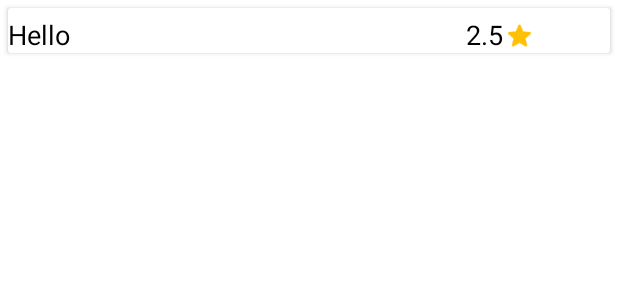
After one commit to Muhammad-Bilal01/CarReservation-project-fyp, an Android app: the layout custom_reviews.xml on its own in the app's theme, with its tools: preview values and no code run, on a phone screen of 412 x 824 dp. The commit adds this screen. Shown: the top 300 px of the screen. Run offline under Robolectric (Android 15) with nearby library versions, the phone set to English and light mode, and no system bars.

Commit message:
add reviews details on user side

```diff
--- a/app/src/main/java/com/example/carreservation/MainActivity.java
+++ b/app/src/main/java/com/example/carreservation/MainActivity.java
@@ -72,7 +72,10 @@ public class MainActivity extends AppCompatActivity {
                                                                 Intent intent = new Intent(MainActivity.this, UserDashboardActivity.class);
                                                                 startActivity(intent);
                                                                 finish();
-                                                            } else {
+                                                            }else if (userType.equalsIgnoreCase("Admin")){
+                                                                Toast.makeText(MainActivity.this, "Admin", Toast.LENGTH_SHORT).show();
+                                                            }
+                                                            else {
                                                                 Toast.makeText(MainActivity.this, "Vendor", Toast.LENGTH_SHORT).show();
                                                                 Intent intent = new Intent(MainActivity.this, VendorDrawerActivity.class);
                                                                 startActivity(intent);
--- /dev/null
+++ b/app/src/main/res/layout/custom_reviews.xml
@@ -0,0 +1,43 @@
+<?xml version="1.0" encoding="utf-8"?>
+<androidx.cardview.widget.CardView xmlns:android="http://schemas.android.com/apk/res/android"
+    android:layout_width="match_parent"
+    android:layout_height="wrap_content"
+    android:padding="20dp"
+    android:elevation="10dp"
+    android:layout_margin="5dp">
+
+        <LinearLayout
+            android:layout_width="match_parent"
+            android:layout_height="match_parent"
+            android:orientation="horizontal">
+
+            <TextView
+                android:id="@+id/review_text"
+                android:layout_width="300dp"
+                android:layout_height="wrap_content"
+                android:layout_marginTop="5dp"
+                android:text="Hello"
+                android:textColor="@color/black"
+                android:textSize="18sp" />
+            <TextView
+                android:id="@+id/rating_text"
+                android:layout_width="30dp"
+                android:layout_height="wrap_content"
+                android:layout_marginLeft="5dp"
+                android:text="2.5"
+                android:layout_marginTop="5dp"
+                android:textColor="@color/black"
+                android:textSize="18sp"
+                />
+            <ImageView
+                android:layout_width="15dp"
+                android:layout_height="15dp"
+                android:src="@drawable/star"
+                android:layout_marginLeft="-2dp"
+                android:layout_marginTop="3dp"
+                android:layout_gravity="center"
+                />
+
+        </LinearLayout>
+
+</androidx.cardview.widget.CardView>
--- a/app/src/main/res/values/strings.xml
+++ b/app/src/main/res/values/strings.xml
@@ -52,7 +52,7 @@
     <string name="identity_number">Identity Number</string>
     <string name="payment_methods">Payment Methods</string>
 
-<!--    Drop Down Menu Items -->
+    <!--    Drop Down Menu Items -->
     <string-array name="spots">
         <item>Garden</item>
         <item>Nazimabad</item>
```
Also changed, not shown: app/src/main/AndroidManifest.xml (+4 -4 lines), app/src/main/java/com/example/carreservation/CommonLoginActivity.java (+16 -4 lines), app/src/main/java/com/example/carreservation/UserReviewActivity.java (added, +70 -0 lines), app/src/main/java/com/example/carreservation/adapters/ReviewRecylcerAdapter.java (added, +57 -0 lines), app/src/main/java/com/example/carreservation/adapters/SearchSpotAdapter.java (+22 -5 lines), app/src/main/java/com/example/carreservation/models/Reviews.java (added, +35 -0 lines), app/src/main/res/layout/activity_user_review.xml (added, +19 -0 lines), app/src/main/res/layout/customer_booking_spot_item.xml (+12 -0 lines), app/src/main/res/layout/fragment_user_review.xml (added, +15 -0 lines).
